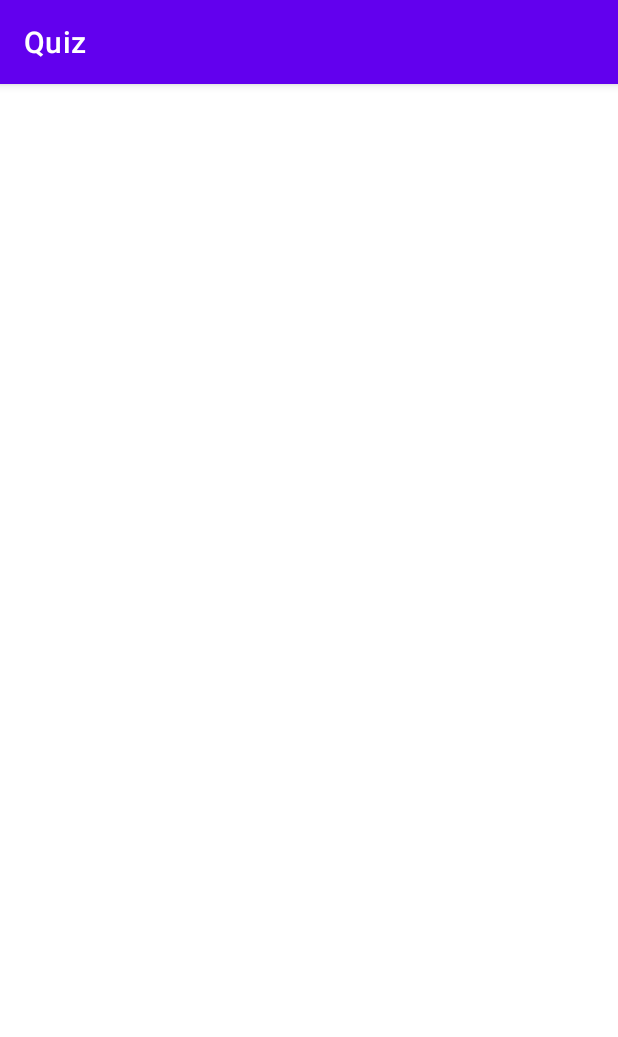
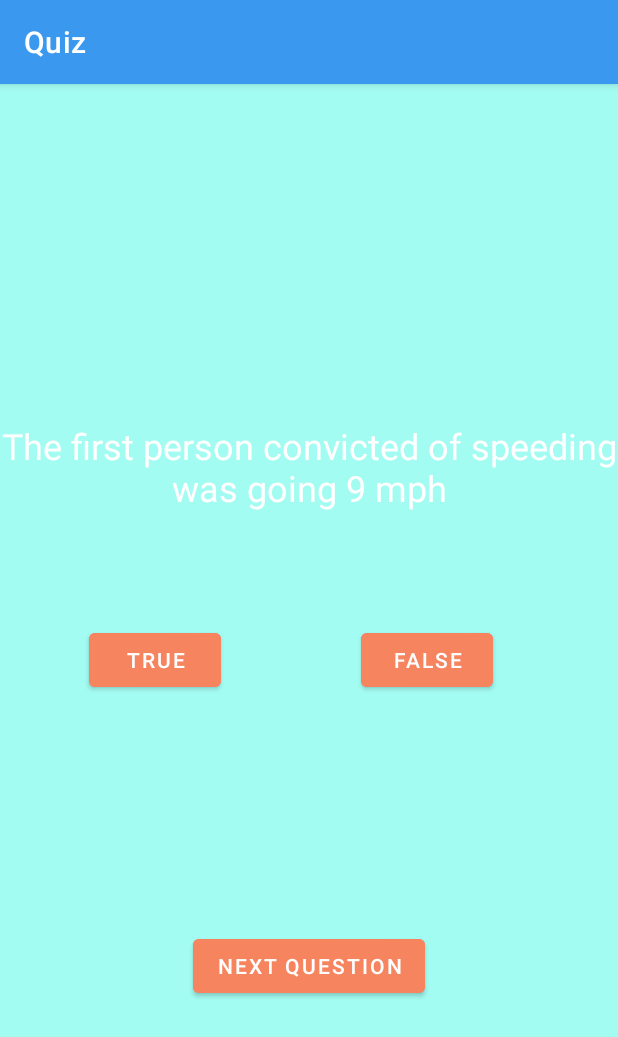
Before and after one commit to Dfpotis/Quiz, an Android app: the screen it shows after launch (MainActivity), on a phone screen of 412 x 824 dp. Shown: the top 1037 px of the screen. Run offline under Robolectric (Android 15) with nearby library versions, the phone set to English and light mode, and no system bars.

Commit message:
Quiz app with Fragments

```diff
--- a/app/build.gradle
+++ b/app/build.gradle
@@ -4,7 +4,7 @@ plugins {
 }
 
 android {
-    compileSdk 30
+    compileSdk 31
 
     defaultConfig {
         applicationId "com.potis.honorsmobileapps.quiz"
@@ -23,7 +23,7 @@ android {
         }
     }
     buildFeatures{
-        viewBinding=true
+        viewBinding = true
     }
     compileOptions {
         sourceCompatibility JavaVersion.VERSION_1_8
@@ -40,6 +40,7 @@ dependencies {
     implementation 'androidx.appcompat:appcompat:1.4.0'
     implementation 'com.google.android.material:material:1.4.0'
     implementation 'androidx.constraintlayout:constraintlayout:2.1.2'
+    implementation 'androidx.legacy:legacy-support-v4:1.0.0'
     testImplementation 'junit:junit:4.+'
     androidTestImplementation 'androidx.test.ext:junit:1.1.3'
     androidTestImplementation 'androidx.test.espresso:espresso-core:3.4.0'
--- a/app/src/main/java/com/potis/honorsmobileapps/quiz/MainActivity.kt
+++ b/app/src/main/java/com/potis/honorsmobileapps/quiz/MainActivity.kt
@@ -4,8 +4,10 @@ import androidx.appcompat.app.AppCompatActivity
 import android.os.Bundle
 import com.potis.honorsmobileapps.quiz.databinding.ActivityMainBinding
 
+const val QUESTION="question"
 class MainActivity : AppCompatActivity() {
-    lateinit var binding: ActivityMainBinding
+   lateinit var binding: ActivityMainBinding
+
     override fun onCreate(savedInstanceState: Bundle?) {
         super.onCreate(savedInstanceState)
         binding= ActivityMainBinding.inflate(layoutInflater)
--- /dev/null
+++ b/app/src/main/java/com/potis/honorsmobileapps/quiz/MainFragment.kt
@@ -0,0 +1,70 @@
+package com.potis.honorsmobileapps.quiz
+
+import android.os.Bundle
+import androidx.fragment.app.Fragment
+import android.view.LayoutInflater
+import android.view.View
+import android.view.ViewGroup
+import android.widget.Toast
+import com.potis.honorsmobileapps.quiz.databinding.FragmentMainBinding
+
+
+class MainFragment : Fragment() {
+    data class Question(val ques:Int, val awn:Boolean)
+
+
+    private var _binding : FragmentMainBinding? = null
+    private val binding get()= _binding!!
+    var inc=0
+    val list=listOf(
+        Question(R.string.question1, false),
+        Question(R.string.question2, true),
+        Question(R.string.question3, true),
+        Question(R.string.question4, false),
+
+        Question(R.string.question5, true)
+    )
+    override fun onSaveInstanceState(savedInstanceState:Bundle) {
+        super.onSaveInstanceState(savedInstanceState)
+        savedInstanceState.putInt(QUESTION,inc)
+    }
+
+
+    override fun onCreateView(
+        inflater: LayoutInflater, container: ViewGroup?,
+        savedInstanceState: Bundle?
+    ): View? {
+        if(savedInstanceState!=null)
+        inc=savedInstanceState.getInt(QUESTION)
+        _binding= FragmentMainBinding.inflate(inflater, container, false)
+        val rootView = binding.root
+        update()
+        binding.t.setOnClickListener{check(true)}
+        binding.f.setOnClickListener{check(false)}
+        binding.next.setOnClickListener{next()}
+        return rootView
+   }
+    fun next(){
+        if(inc<list.size-1)
+            inc+=1
+        else {
+            inc=0
+        }
+        update()
+    }
+    fun update(){
+
+        binding.quest.text=getString(list[inc].ques)
+    }
+    fun check(answer:Boolean){
+        val realAwn=list[inc].awn
+        if(realAwn.equals(answer))
+            Toast.makeText(activity, R.string.correct, Toast.LENGTH_SHORT).show()
+        else
+            Toast.makeText(activity, R.string.incorrect, Toast.LENGTH_SHORT).show()
+    }
+    override fun onDestroy(){
+        super.onDestroy()
+        _binding=null
+    }
+}
--- a/app/src/main/res/layout/activity_main.xml
+++ b/app/src/main/res/layout/activity_main.xml
@@ -4,56 +4,11 @@
     xmlns:tools="http://schemas.android.com/tools"
     android:layout_width="match_parent"
     android:layout_height="match_parent"
-    tools:context=".MainActivity"
-    android:layout_margin="32dp">
-
-    <Button
-        android:id="@+id/t"
-        android:layout_width="wrap_content"
-        android:layout_height="wrap_content"
-        android:layout_marginStart="50dp"
-        android:text="@string/rue"
-        app:layout_constraintBottom_toBottomOf="parent"
-        app:layout_constraintEnd_toStartOf="@+id/guideline2"
-        app:layout_constraintStart_toStartOf="parent"
-        app:layout_constraintTop_toTopOf="parent" />
-
-    <Button
-        android:id="@+id/f"
-        android:layout_width="wrap_content"
-        android:layout_height="wrap_content"
-        android:layout_marginEnd="50dp"
-        android:text="@string/alse"
-        app:layout_constraintBaseline_toBaselineOf="@+id/t"
-        app:layout_constraintEnd_toEndOf="parent"
-        app:layout_constraintStart_toStartOf="@+id/guideline2" />
-
-    <Button
-        android:id="@+id/next"
-        android:layout_width="wrap_content"
-        android:layout_height="wrap_content"
-        android:text="@string/next_question"
-        app:layout_constraintBottom_toBottomOf="parent"
-        app:layout_constraintEnd_toEndOf="parent"
-        app:layout_constraintStart_toStartOf="parent"
-        app:layout_constraintTop_toBottomOf="@+id/f" />
-
-    <TextView
-        android:id="@+id/quest"
-        android:layout_width="wrap_content"
-        android:layout_height="wrap_content"
-        android:layout_marginTop="150dp"
-        android:text="@string/question"
-        app:layout_constraintBottom_toTopOf="@+id/f"
-        app:layout_constraintEnd_toEndOf="parent"
-        app:layout_constraintStart_toStartOf="parent"
-        app:layout_constraintTop_toTopOf="parent" />
-
-    <androidx.constraintlayout.widget.Guideline
-        android:id="@+id/guideline2"
-        android:layout_width="wrap_content"
-        android:layout_height="wrap_content"
-        android:orientation="vertical"
-        app:layout_constraintGuide_begin="174dp" />
+    tools:context=".MainActivity">
+<fragment
+    android:layout_width="match_parent"
+    android:layout_height="match_parent"
+    android:id="@+id/main_fragment"
+    android:name="com.potis.honorsmobileapps.quiz.MainFragment"/>
 
 </androidx.constraintlayout.widget.ConstraintLayout>
--- /dev/null
+++ b/app/src/main/res/layout/fragment_main.xml
@@ -0,0 +1,66 @@
+<?xml version="1.0" encoding="utf-8"?>
+<androidx.constraintlayout.widget.ConstraintLayout
+    xmlns:android="http://schemas.android.com/apk/res/android"
+    xmlns:app="http://schemas.android.com/apk/res-auto"
+    xmlns:tools="http://schemas.android.com/tools"
+    android:layout_width="match_parent"
+    android:layout_height="match_parent"
+    tools:context=".MainFragment"
+    android:background="#A3FCF2">
+
+    <Button
+        android:id="@+id/t"
+        android:layout_width="wrap_content"
+        android:layout_height="wrap_content"
+        android:backgroundTint="#F6845F"
+        android:text="@string/rue"
+        app:layout_constraintBottom_toBottomOf="parent"
+        app:layout_constraintEnd_toStartOf="@+id/guideline2"
+        app:layout_constraintStart_toStartOf="parent"
+        app:layout_constraintTop_toTopOf="parent" />
+
+    <Button
+        android:backgroundTint="#F6845F"
+        android:id="@+id/f"
+        android:layout_width="wrap_content"
+        android:layout_height="wrap_content"
+        android:layout_marginEnd="50dp"
+        android:text="@string/alse"
+        app:layout_constraintBaseline_toBaselineOf="@+id/t"
+        app:layout_constraintEnd_toEndOf="parent"
+        app:layout_constraintStart_toStartOf="@+id/guideline2" />
+
+    <Button
+        android:backgroundTint="#F6845F"
+        android:id="@+id/next"
+        android:layout_width="wrap_content"
+        android:layout_height="wrap_content"
+        android:text="@string/next_question"
+        app:layout_constraintBottom_toBottomOf="parent"
+        app:layout_constraintEnd_toEndOf="parent"
+        app:layout_constraintStart_toStartOf="parent"
+        app:layout_constraintTop_toBottomOf="@+id/f" />
+
+    <TextView
+        android:textColor="@color/white"
+        android:id="@+id/quest"
+        android:layout_width="wrap_content"
+        android:layout_height="wrap_content"
+        android:layout_marginTop="150dp"
+        android:gravity="center"
+        android:text="@string/question"
+        android:textSize="24dp"
+        app:layout_constraintBottom_toTopOf="@+id/f"
+        app:layout_constraintEnd_toEndOf="parent"
+        app:layout_constraintStart_toStartOf="parent"
+        app:layout_constraintTop_toTopOf="parent" />
+
+    <androidx.constraintlayout.widget.Guideline
+        android:id="@+id/guideline2"
+        android:layout_width="wrap_content"
+        android:layout_height="wrap_content"
+        android:orientation="vertical"
+        app:layout_constraintGuide_percent="0.50144094" />
+
+
+</androidx.constraintlayout.widget.ConstraintLayout>
--- a/app/src/main/res/values/strings.xml
+++ b/app/src/main/res/values/strings.xml
@@ -4,4 +4,13 @@
     <string name="alse">False</string>
     <string name="next_question">Next Question</string>
     <string name="question">word</string>
+    <string name="correct">Correct!</string>
+    <string name="incorrect">Incorrect!</string>
+    <string name="question1">The first person convicted of speeding was going 9 mph</string>
+    <string name="question2">The total weight of ants on earth once equaled the total weight of people</string>
+    <string name="question3">Chinese police officers use police geese, along with police dogs</string>
+    <string name="question4">Napoleon was once Attacked by 5,000 rabbits</string>
+    <string name="question5">The fire hydrant patent was lost in a fire</string>
+<!-- TODO: Remove or change this placeholder text -->
+    <string name="hello_blank_fragment">Hello blank fragment</string>
 </resources>
--- a/app/src/main/res/values/themes.xml
+++ b/app/src/main/res/values/themes.xml
@@ -2,8 +2,8 @@
     <!-- Base application theme. -->
     <style name="Theme.Quiz" parent="Theme.MaterialComponents.DayNight.DarkActionBar">
         <!-- Primary brand color. -->
-        <item name="colorPrimary">@color/purple_500</item>
-        <item name="colorPrimaryVariant">@color/purple_700</item>
+        <item name="colorPrimary">#3A99EE</item>
+        <item name="colorPrimaryVariant">#3A99EE</item>
         <item name="colorOnPrimary">@color/white</item>
         <!-- Secondary brand color. -->
         <item name="colorSecondary">@color/teal_200</item>
```
